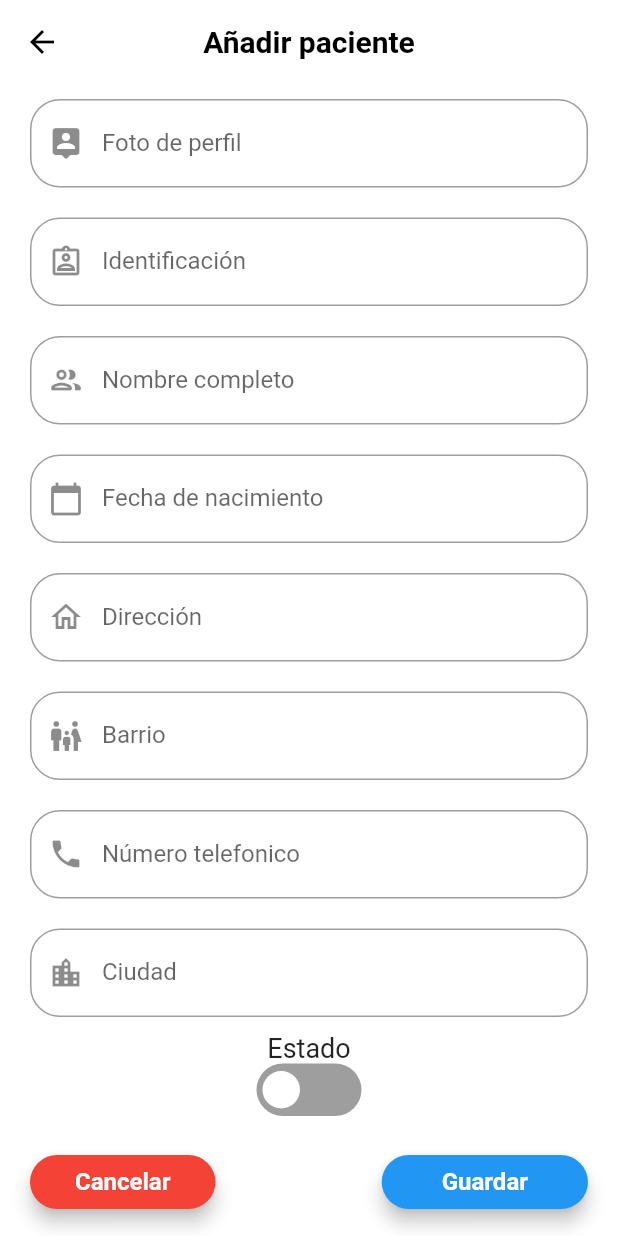
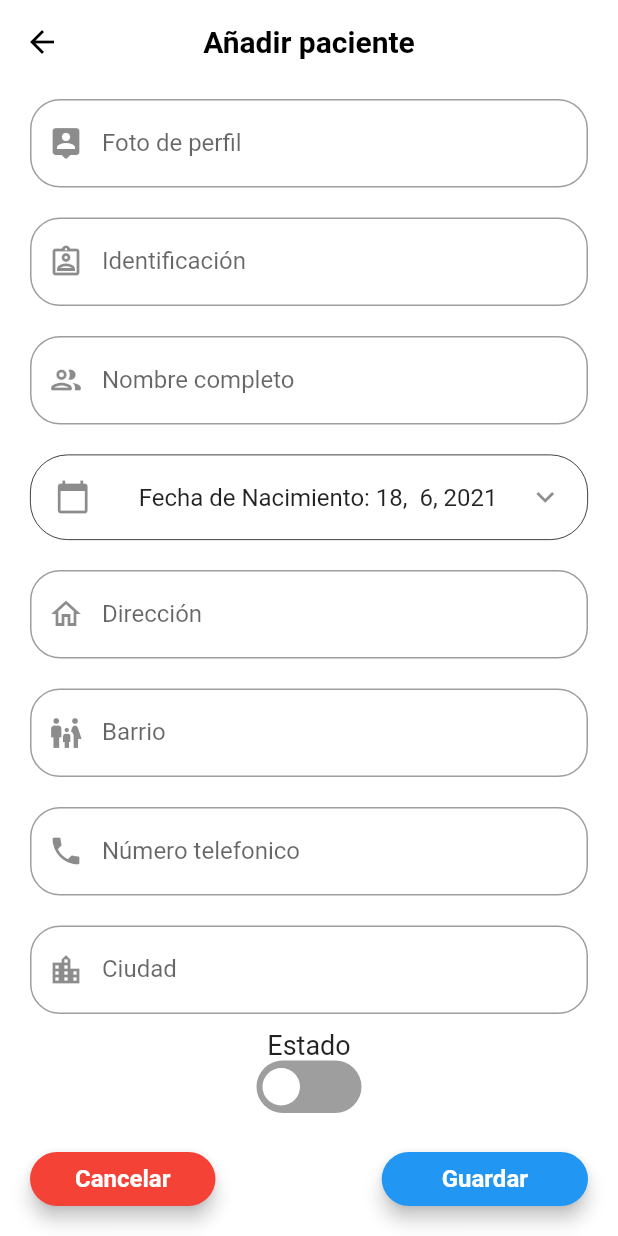
Before and after one commit to mendozamario/clinic_v2, a Flutter app: the AddEditPatient screen opened directly, on a phone screen of 412 x 824 dp. Run offline on Flutter 3.47's test engine with Material 2 defaults, Android fonts, the phone set to English and light mode, and no system bars; drawn by our look-alikes of flutter_switch; our stand-ins replace date_time_picker, font_awesome_flutter; network calls fail.

```diff
--- a/lib/pages/patient/add_edit_patient_screen.dart
+++ b/lib/pages/patient/add_edit_patient_screen.dart
@@ -26,12 +26,14 @@ class _AddEditPatientState extends State<AddEditPatient> {
   bool state;
   String idEdit;
 
+  DateTime pickedDate;
+
   @override
   void initState() {
     super.initState();
 
     addOrEditMethod(widget.title, widget.patient);
-
+    pickedDate = DateTime.now();
     state = false;
   }
 
@@ -187,8 +189,7 @@ class _AddEditPatientState extends State<AddEditPatient> {
               Icon(Icons.assignment_ind_outlined)),
           buildTextField("Nombre completo", fullNameController,
               Icon(Icons.people_outline_rounded)),
-          buildTextField("Fecha de nacimiento", birthDateController,
-              Icon(Icons.calendar_today)),
+          buildDateTimePicker(),
           buildTextField(
               "Dirección", adressController, Icon(Icons.home_outlined)),
           buildTextField("Barrio", neighborhoodController,
@@ -199,6 +200,26 @@ class _AddEditPatientState extends State<AddEditPatient> {
           buildSwitch(),
           buildButtons(),
         ],
+      ),
+    );
+  }
+
+  Container buildDateTimePicker() {
+    return Container(
+      margin: EdgeInsets.symmetric(
+        vertical: 10,
+        horizontal: 20,
+      ),
+      decoration: BoxDecoration(
+        border: Border.all(color: Colors.black, width: 0.5),
+        borderRadius: BorderRadius.all(Radius.circular(25.0)),
+      ),
+      child: ListTile(
+        leading: Icon(Icons.calendar_today),
+        title: Text(
+            "Fecha de Nacimiento: ${pickedDate.day},  ${pickedDate.month}, ${pickedDate.year}"),
+        trailing: Icon(Icons.keyboard_arrow_down),
+        onTap: _pickDate,
       ),
     );
   }
@@ -250,7 +271,7 @@ class _AddEditPatientState extends State<AddEditPatient> {
         idController.text,
         pictureController.text,
         fullNameController.text,
-        birthDateController.text,
+        pickedDate.toString(),
         adressController.text,
         neighborhoodController.text,
         phoneController.text,
@@ -259,4 +280,19 @@ class _AddEditPatientState extends State<AddEditPatient> {
 
     Navigator.of(context).pop();
   }
+
+  _pickDate() async {
+    DateTime date = await showDatePicker(
+      context: context,
+      firstDate: DateTime(DateTime.now().year - 5),
+      lastDate: DateTime(DateTime.now().year + 5),
+      initialDate: pickedDate,
+    );
+
+    if (date != null) {
+      setState(() {
+        pickedDate = date;
+      });
+    }
+  }
 }
```
Also changed, not shown: lib/pages/login/body_login_screen.dart (+16 -13 lines).
